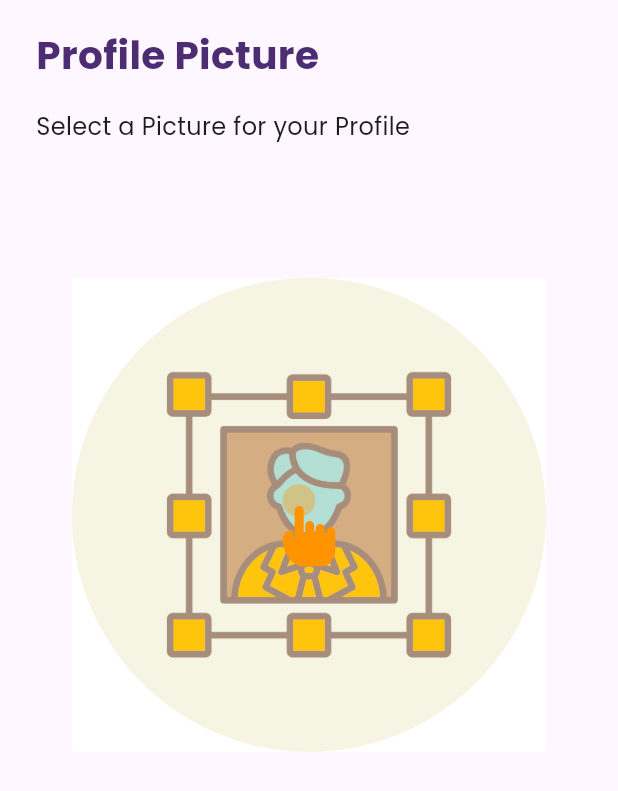
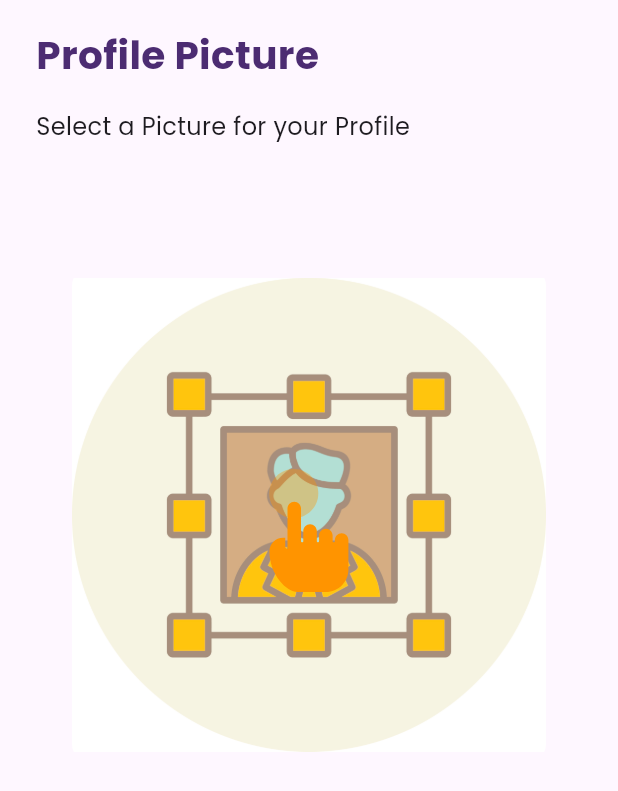
Before and after one commit to AruneshKumarPrasad/uhum, a Flutter app: the ProfilePhotoFragment widget shown alone on an empty page, opened directly, on a phone screen of 412 x 824 dp. Shown: the top 791 px of the screen. Run offline on Flutter 3.47's test engine with Material 2 defaults, Android fonts, the phone set to English and light mode, and no system bars; our stand-ins replace cloud_firestore, firebase_auth, firebase_core, google_fonts, google_sign_in, lottie and 2 more; accounts and stored records are empty.

Commit message:
image picker onboarding

```diff
--- a/lib/Barrel/app_barrel.dart
+++ b/lib/Barrel/app_barrel.dart
@@ -1,4 +1,5 @@
 export 'package:flutter/material.dart';
+export 'package:lottie/lottie.dart';
 export 'package:provider/provider.dart';
 export 'package:uhum/Homepage.dart';
 export 'package:uhum/Provider/OnBoardingScreen/on_boarding_provider.dart';
--- a/lib/Provider/OnBoardingScreen/on_boarding_provider.dart
+++ b/lib/Provider/OnBoardingScreen/on_boarding_provider.dart
@@ -6,12 +6,18 @@ class OnBoardingProvider with ChangeNotifier {
   String _password = '';
   String _firstName = '';
   String _lastname = '';
+  String _photoLocation = '';
+  bool _isImageLoading = false;
+  bool _isDone = false;
 
   int get tabIndex => _tabIndex;
   String get email => _email;
   String get password => _password;
   String get firstName => _firstName;
   String get lastname => _lastname;
+  String get photoLocation => _photoLocation;
+  bool get isImageLoading => _isImageLoading;
+  bool get isDone => _isDone;
 
   void updateTabIndex(int value) {
     _tabIndex = value;
@@ -29,12 +35,27 @@ class OnBoardingProvider with ChangeNotifier {
   }
 
   void updateFirstName(String value) {
-    _password = value;
+    _firstName = value;
     notifyListeners();
   }
 
   void updateLastName(String value) {
-    _password = value;
+    _lastname = value;
+    notifyListeners();
+  }
+
+  void updatePhotoLocation(String value) {
+    _photoLocation = value;
+    notifyListeners();
+  }
+
+  void updateImageLoading(bool value) {
+    _isImageLoading = value;
+    notifyListeners();
+  }
+
+  void updateDone(bool value) {
+    _isDone = value;
     notifyListeners();
   }
 }
--- a/lib/Screens/OnBoardingScreen/Fragments/profile_photo_fragment.dart
+++ b/lib/Screens/OnBoardingScreen/Fragments/profile_photo_fragment.dart
@@ -1,6 +1,5 @@
-import 'package:lottie/lottie.dart';
-
 import '../../../Barrel/app_barrel.dart';
+import '../widgets/profile_image_picker_widget.dart';
 
 class ProfilePhotoFragment extends StatelessWidget {
   const ProfilePhotoFragment({Key? key}) : super(key: key);
@@ -45,26 +44,7 @@ class ProfilePhotoFragment extends StatelessWidget {
                 ),
                 alignment: Alignment.center,
                 height: mediaProp.height * 0.6,
-                child: Container(
-                  height: mediaProp.height * 0.4,
-                  width: mediaProp.height * 0.4,
-                  alignment: Alignment.center,
-                  decoration: const BoxDecoration(
-                    borderRadius: BorderRadius.all(
-                      Radius.circular(12),
-                    ),
-                    image: DecorationImage(
-                      colorFilter: ColorFilter.linearToSrgbGamma(),
-                      fit: BoxFit.contain,
-                      image: AssetImage('assets/OnBoarding/ProfilePicture.jpg'),
-                    ),
-                  ),
-                  child: Lottie.asset(
-                    'assets/OnBoarding/ClickMe.json',
-                    height: 100,
-                    width: 100,
-                  ),
-                ),
+                child: ProfileImagePickerWidget(mediaProp: mediaProp),
               ),
             ],
           ),
--- /dev/null
+++ b/lib/Screens/OnBoardingScreen/widgets/profile_image_picker_widget.dart
@@ -0,0 +1,63 @@
+import '../../../Barrel/app_barrel.dart';
+
+class ProfileImagePickerWidget extends StatelessWidget {
+  const ProfileImagePickerWidget({
+    super.key,
+    required this.mediaProp,
+  });
+
+  final Size mediaProp;
+
+  @override
+  Widget build(BuildContext context) {
+    final provider = Provider.of<OnBoardingProvider>(context);
+    return GestureDetector(
+      onTap: () {
+        if (!provider.isImageLoading) {
+          print('Implement Picker!');
+        }
+      },
+      child: AnimatedCrossFade(
+        crossFadeState: !provider.isImageLoading && provider.photoLocation != ''
+            ? CrossFadeState.showSecond
+            : CrossFadeState.showFirst,
+        duration: const Duration(milliseconds: 250),
+        firstChild: Container(
+          height: mediaProp.height * 0.4,
+          width: mediaProp.height * 0.4,
+          alignment: Alignment.center,
+          decoration: const BoxDecoration(
+            borderRadius: BorderRadius.all(
+              Radius.circular(12),
+            ),
+            image: DecorationImage(
+              colorFilter: ColorFilter.linearToSrgbGamma(),
+              fit: BoxFit.contain,
+              image: AssetImage('assets/OnBoarding/ProfilePicture.jpg'),
+            ),
+          ),
+          child: Lottie.asset(
+            'assets/OnBoarding/ClickMe.json',
+            height: 150,
+            width: 150,
+          ),
+        ),
+        secondChild: Container(
+          height: mediaProp.height * 0.4,
+          width: mediaProp.height * 0.4,
+          alignment: Alignment.center,
+          decoration: BoxDecoration(
+            borderRadius: const BorderRadius.all(
+              Radius.circular(12),
+            ),
+            image: DecorationImage(
+              colorFilter: const ColorFilter.linearToSrgbGamma(),
+              fit: BoxFit.contain,
+              image: AssetImage(provider.photoLocation),
+            ),
+          ),
+        ),
+      ),
+    );
+  }
+}
```
